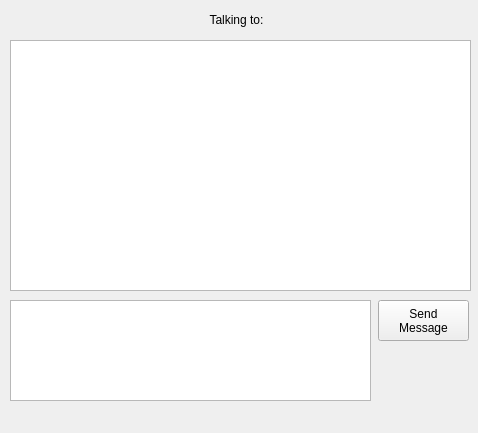
Before: the Qt Designer form honors_project/Client/conversationwindow.ui in kurtengsig/Honours-Project, drawn with Qt 5.
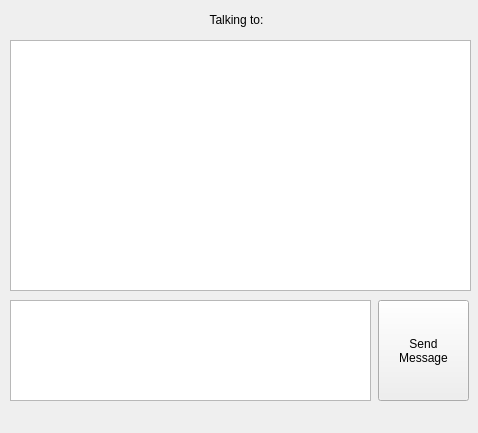
After: the same form once the commit is applied.

Patch:
```diff
--- a/honors_project/Client/conversationwindow.ui
+++ b/honors_project/Client/conversationwindow.ui
@@ -56,7 +56,7 @@
       <x>378</x>
       <y>300</y>
       <width>91</width>
-      <height>41</height>
+      <height>101</height>
      </rect>
     </property>
     <property name="text">
```
